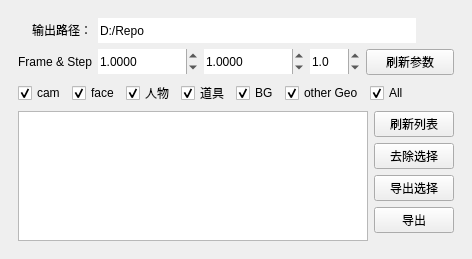
First picture: the form in core/abcIO/Abc_export.ui, repository rupengfei/TD_code, before the edit.
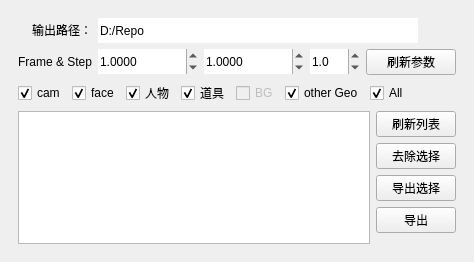
Second picture: the form after the edit. Icons and pictures are not drawn.

Patch:
```diff
--- a/core/abcIO/Abc_export.ui
+++ b/core/abcIO/Abc_export.ui
@@ -6,8 +6,8 @@
    <rect>
     <x>0</x>
     <y>0</y>
-    <width>472</width>
-    <height>259</height>
+    <width>474</width>
+    <height>262</height>
    </rect>
   </property>
   <property name="windowTitle">
@@ -31,8 +31,8 @@
         <rect>
          <x>0</x>
          <y>0</y>
-         <width>454</width>
-         <height>241</height>
+         <width>456</width>
+         <height>244</height>
         </rect>
        </property>
        <layout class="QGridLayout" name="gridLayout_4">
@@ -340,11 +340,14 @@
           </item>
           <item>
            <widget class="QCheckBox" name="check_BG">
+            <property name="enabled">
+             <bool>false</bool>
+            </property>
             <property name="text">
              <string>BG</string>
             </property>
             <property name="checked">
-             <bool>true</bool>
+             <bool>false</bool>
             </property>
            </widget>
           </item>
```
Left out of the diff: 16 changed lines with no effect on the pictures.
